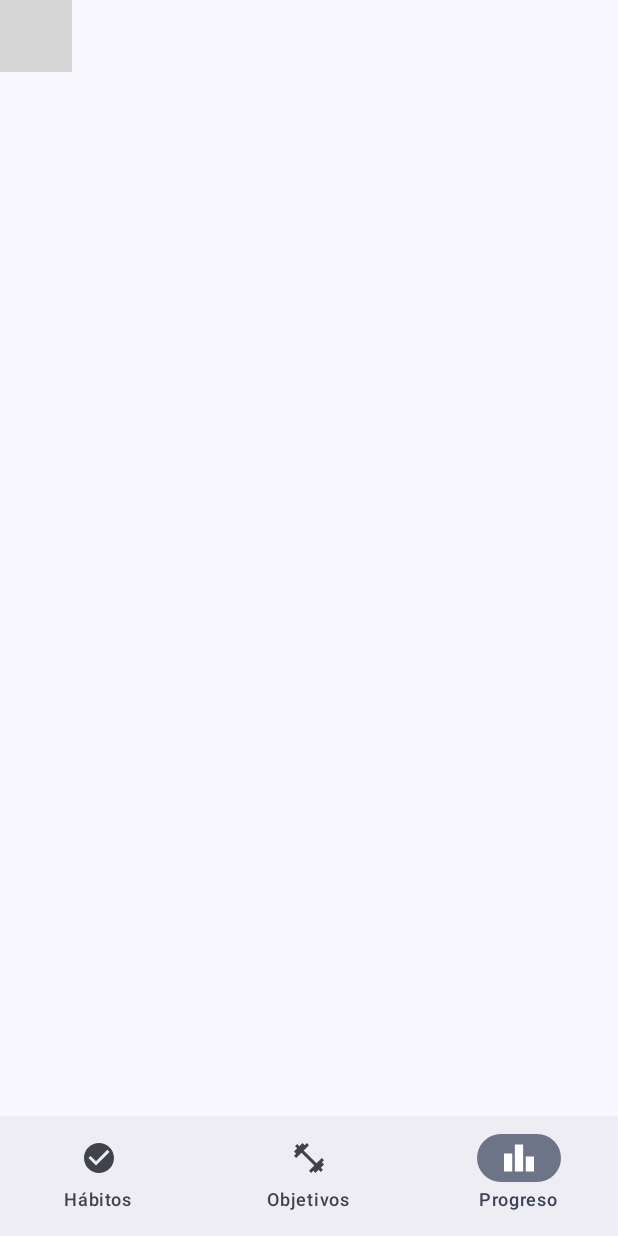
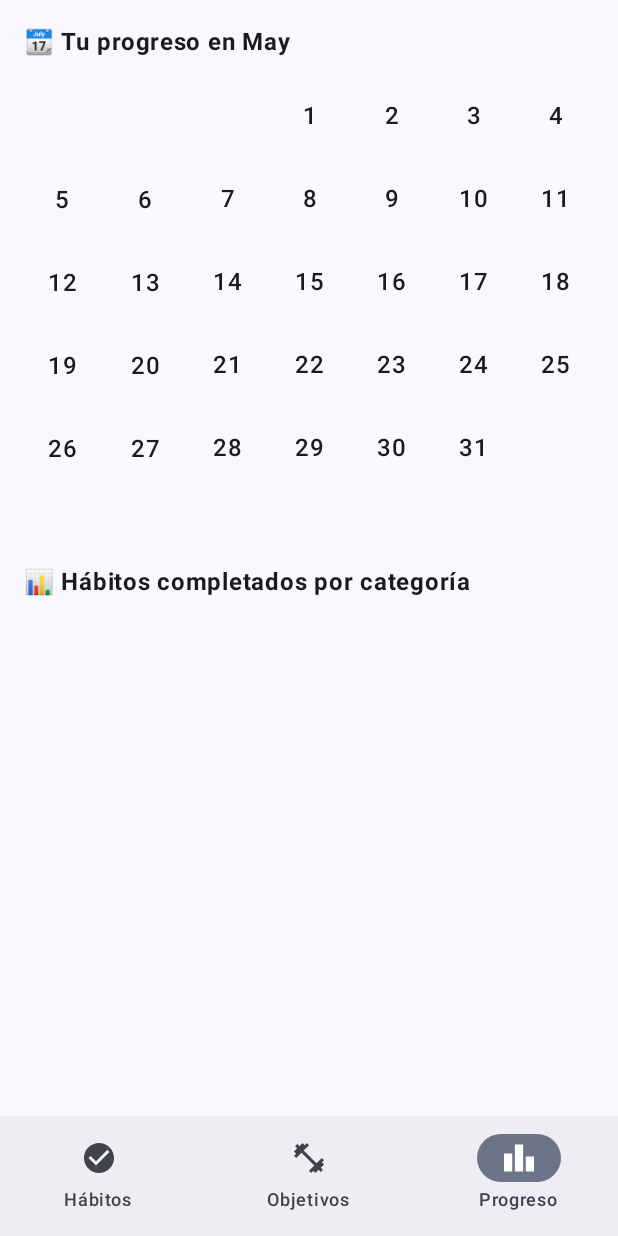
Before and after one commit to Diegoalvmor/Habits360, an Android app built with Jetpack Compose: the ProgressScreen screen opened through its navigation route, on a phone screen of 412 x 824 dp. Run offline under Robolectric (Android 15) with nearby library versions, the phone set to English and light mode, and no system bars; our stand-ins replace Firebase (no records; nobody signed in at launch, a user with empty details on screens opened directly); 3 statements that could not run were skipped; grey boxes are pictures that could not be loaded.

Commit message:
News:
First attempts to add calendar & bar progress in ProgressScreen. Updated the API with getCalendarProgress & getCategoryStats

Have to add:

 Improve graphs and bars, make it better-looking with animations or stuff i'll think next days.

```diff
--- a/app/src/main/java/com/example/habits360/data/repository/ProgressRepository.kt
+++ b/app/src/main/java/com/example/habits360/data/repository/ProgressRepository.kt
@@ -1,7 +1,9 @@
 package com.example.habits360.data.repository
 
 import com.example.habits360.data.api.ProgressApiService
+import com.example.habits360.features.profile.model.CalendarDayProgress
 import com.example.habits360.features.progress.model.Progress
+import java.time.YearMonth
 
 class ProgressRepository (private val api: ProgressApiService = ProgressApiService()) {
 
@@ -16,6 +18,12 @@ class ProgressRepository (private val api: ProgressApiService = ProgressApiServi
         api.toggleProgress(habitId)
     }
 
+    suspend fun getCalendarProgress(month: YearMonth): List<CalendarDayProgress> {
+        return api.getCalendarProgress(month)
+    }
 
+    suspend fun getCategoryStats(): Map<String, Int> {
+        return api.getCategoryStats()
+    }
 
 }
--- /dev/null
+++ b/app/src/main/java/com/example/habits360/features/profile/calendarUtils/BarChartView.kt
@@ -0,0 +1,35 @@
+package com.example.habits360.features.profile.calendarUtils
+
+import androidx.compose.foundation.layout.Column
+import androidx.compose.foundation.layout.fillMaxWidth
+import androidx.compose.foundation.layout.height
+import androidx.compose.foundation.layout.padding
+import androidx.compose.foundation.shape.RoundedCornerShape
+import androidx.compose.material3.LinearProgressIndicator
+import androidx.compose.material3.MaterialTheme
+import androidx.compose.material3.Text
+import androidx.compose.runtime.Composable
+import androidx.compose.ui.Modifier
+import androidx.compose.ui.draw.clip
+import androidx.compose.ui.text.font.FontWeight
+import androidx.compose.ui.unit.dp
+
+@Composable
+fun BarChartView(data: Map<String, Int>) {
+    val max = data.values.maxOrNull()?.takeIf { it > 0 } ?: 1
+
+    Column {
+        data.forEach { (category, value) ->
+            Text("$category: $value días", fontWeight = FontWeight.Medium)
+            LinearProgressIndicator(
+                progress = { value / max.toFloat() },
+                modifier = Modifier
+                    .fillMaxWidth()
+                    .height(10.dp)
+                    .clip(RoundedCornerShape(6.dp))
+                    .padding(bottom = 8.dp),
+                color = MaterialTheme.colorScheme.primary,
+            )
+        }
+    }
+}
--- /dev/null
+++ b/app/src/main/java/com/example/habits360/features/profile/calendarUtils/CalendarView.kt
@@ -0,0 +1,66 @@
+package com.example.habits360.features.profile.calendarUtils
+
+import androidx.compose.foundation.background
+import androidx.compose.foundation.layout.Arrangement
+import androidx.compose.foundation.layout.Box
+import androidx.compose.foundation.layout.aspectRatio
+import androidx.compose.foundation.layout.fillMaxWidth
+import androidx.compose.foundation.layout.height
+import androidx.compose.foundation.lazy.grid.GridCells
+import androidx.compose.foundation.lazy.grid.LazyVerticalGrid
+import androidx.compose.foundation.shape.RoundedCornerShape
+import androidx.compose.material3.Text
+import androidx.compose.runtime.Composable
+import androidx.compose.ui.Alignment
+import androidx.compose.ui.Modifier
+import androidx.compose.ui.graphics.Color
+import androidx.compose.ui.text.font.FontWeight
+import androidx.compose.ui.unit.dp
+import com.example.habits360.features.profile.model.CalendarDayProgress
+import java.time.YearMonth
+
+@Composable
+fun CalendarView(month: YearMonth, data: List<CalendarDayProgress>) {
+    val daysInMonth = month.lengthOfMonth()
+    val firstDayOfWeek = month.atDay(1).dayOfWeek.value // 1 = Lunes
+
+    val items = buildList {
+        repeat(firstDayOfWeek - 1) { add(null) }
+        for (day in 1..daysInMonth) {
+            val dateStr = month.atDay(day).toString()
+            add(data.find { it.date == dateStr })
+        }
+    }
+
+    LazyVerticalGrid(
+        columns = GridCells.Fixed(7),
+        modifier = Modifier
+            .fillMaxWidth()
+            .height(300.dp),
+        verticalArrangement = Arrangement.spacedBy(4.dp),
+        horizontalArrangement = Arrangement.spacedBy(4.dp)
+    ) {
+        items(items.size) { index ->
+            val item = items[index]
+            val bg = when {
+                item == null -> Color.Transparent
+                item.completed == 0 -> Color.Red.copy(alpha = 0.3f)
+                item.completed == item.total -> Color(0xFF9C27B0)
+                else -> Color(0xFF4CAF50)
+            }
+
+            val dayNumber = index - (firstDayOfWeek - 2)
+
+            Box(
+                modifier = Modifier
+                    .aspectRatio(1f)
+                    .background(bg, shape = RoundedCornerShape(4.dp)),
+                contentAlignment = Alignment.Center
+            ) {
+                if (dayNumber in 1..daysInMonth) {
+                    Text("$dayNumber", fontWeight = FontWeight.SemiBold)
+                }
+            }
+        }
+    }
+}
--- a/app/src/main/java/com/example/habits360/features/progress/ProgressScreen.kt
+++ b/app/src/main/java/com/example/habits360/features/progress/ProgressScreen.kt
@@ -1,44 +1,50 @@
 package com.example.habits360.features.progress
 
 //Salvavidas
-import androidx.compose.foundation.layout.fillMaxWidth
+import androidx.compose.foundation.layout.Column
+import androidx.compose.foundation.layout.Spacer
+import androidx.compose.foundation.layout.fillMaxSize
 import androidx.compose.foundation.layout.height
+import androidx.compose.foundation.layout.padding
+import androidx.compose.material3.Text
 import androidx.compose.runtime.Composable
+import androidx.compose.runtime.LaunchedEffect
+import androidx.compose.runtime.getValue
+import androidx.compose.runtime.remember
 import androidx.compose.ui.Modifier
-import androidx.compose.ui.graphics.Color
-import androidx.compose.ui.graphics.toArgb
-import androidx.compose.ui.platform.LocalContext
+import androidx.compose.ui.text.font.FontWeight
 import androidx.compose.ui.unit.dp
-import androidx.compose.ui.viewinterop.AndroidView
 import androidx.lifecycle.viewmodel.compose.viewModel
-import com.github.mikephil.charting.charts.BarChart
-import com.github.mikephil.charting.data.BarData
-import com.github.mikephil.charting.data.BarDataSet
-import com.github.mikephil.charting.data.BarEntry
-
+import com.example.habits360.features.profile.calendarUtils.BarChartView
+import com.example.habits360.features.profile.calendarUtils.CalendarView
+import java.time.YearMonth
 
 @Composable
 fun ProgressScreen(viewModel: ProgressViewModel = viewModel()) {
-    val context = LocalContext.current
-    val progressList = viewModel.progress
-    val groupedData = viewModel.getGroupedProgressByWeek()
+    val monthProgress by viewModel.monthProgress
+    val categoryData by viewModel.categoryStats
+    val currentMonth = remember { YearMonth.now() }
 
-    AndroidView(factory = { ctx ->
-        val chart = BarChart(ctx)
+    LaunchedEffect(Unit) {
+        viewModel.loadCalendarProgress(currentMonth)
+        viewModel.loadCategoryStats()
+    }
 
-        val entries = groupedData.mapIndexed { index, value ->
-            BarEntry(index.toFloat(), value.toFloat())
-        }
+    Column(
+        Modifier
+            .fillMaxSize()
+            .padding(16.dp)
+    ) {
+        Text("📆 Tu progreso en ${currentMonth.month.name.lowercase().replaceFirstChar { it.uppercase() }}", fontWeight = FontWeight.Bold)
+        Spacer(Modifier.height(12.dp))
 
-        val dataSet = BarDataSet(entries, "Hábitos completados")
-        dataSet.color = Color.Blue.toArgb()
+        CalendarView(currentMonth, monthProgress)
 
-        val data = BarData(dataSet)
-        chart.data = data
-        chart.invalidate()
+        Spacer(Modifier.height(24.dp))
 
-        chart
-    }, modifier = Modifier
-        .fillMaxWidth()
-        .height(300.dp))
+        Text("📊 Hábitos completados por categoría", fontWeight = FontWeight.Bold)
+        Spacer(Modifier.height(8.dp))
+
+        BarChartView(categoryData)
+    }
 }
--- a/app/src/main/java/com/example/habits360/features/progress/ProgressViewModel.kt
+++ b/app/src/main/java/com/example/habits360/features/progress/ProgressViewModel.kt
@@ -1,15 +1,18 @@
 package com.example.habits360.features.progress
 
+import androidx.compose.runtime.State
 import androidx.compose.runtime.getValue
 import androidx.compose.runtime.mutableStateOf
 import androidx.compose.runtime.setValue
 import androidx.lifecycle.ViewModel
 import androidx.lifecycle.viewModelScope
 import com.example.habits360.data.repository.ProgressRepository
+import com.example.habits360.features.profile.model.CalendarDayProgress
 import com.example.habits360.features.progress.model.Progress
 import kotlinx.coroutines.launch
 import java.time.DayOfWeek
 import java.time.LocalDate
+import java.time.YearMonth
 import java.time.format.DateTimeFormatter
 
 class ProgressViewModel (private val repo: ProgressRepository = ProgressRepository()) : ViewModel() {
@@ -46,6 +49,26 @@ class ProgressViewModel (private val repo: ProgressRepository = ProgressReposito
             .map { (_, list) -> list.count { it.completed } }
     }
 
+    private val _monthProgress = mutableStateOf<List<CalendarDayProgress>>(emptyList())
+    val monthProgress: State<List<CalendarDayProgress>> = _monthProgress
+
+    private val _categoryStats = mutableStateOf<Map<String, Int>>(emptyMap())
+    val categoryStats: State<Map<String, Int>> = _categoryStats
+
+    fun loadCalendarProgress(month: YearMonth) {
+        viewModelScope.launch {
+            val data = repo.getCalendarProgress(month)
+            _monthProgress.value = data
+        }
+    }
+
+    fun loadCategoryStats() {
+        viewModelScope.launch {
+            val stats = repo.getCategoryStats()
+            _categoryStats.value = stats
+        }
+    }
+
 
 
 
```
Also changed, not shown: app/src/main/java/com/example/habits360/data/api/ProgressApiService.kt (+36 -0 lines), app/src/main/java/com/example/habits360/features/profile/model/CalendarDayProgress.kt (added, +7 -0 lines).
